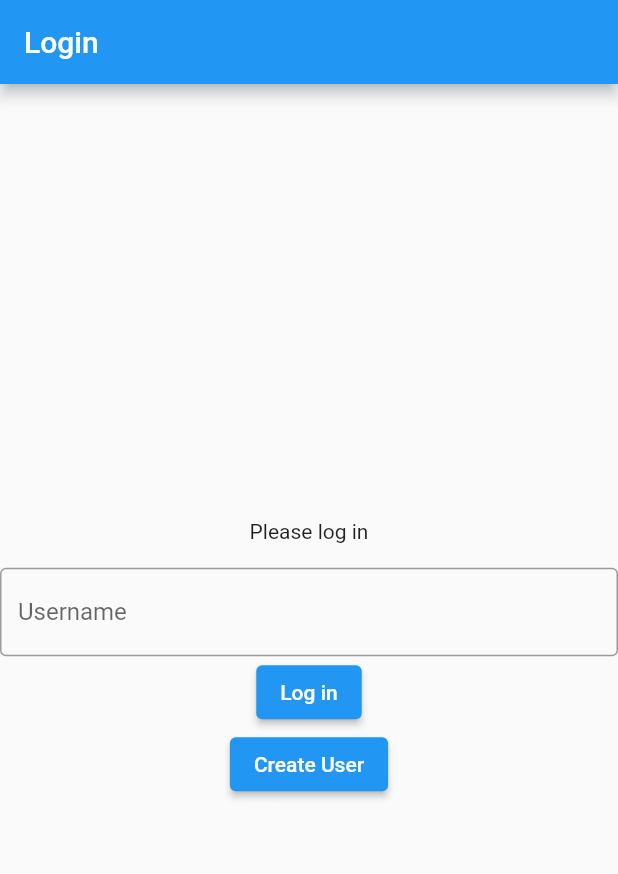
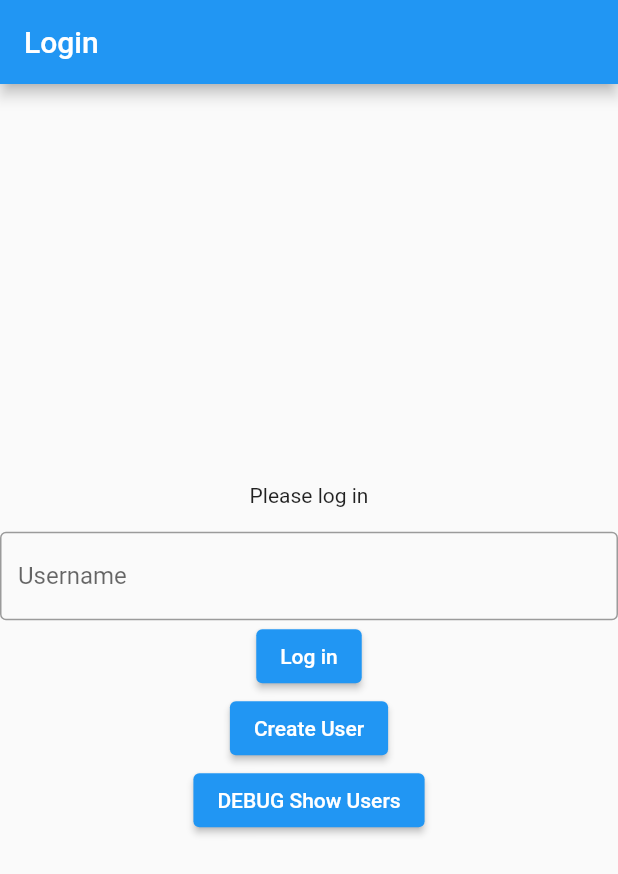
Before and after one commit to mason-porter/smart-health-project, a Flutter app: the screen it shows after launch, on a phone screen of 412 x 824 dp. Shown: the top 874 px of the screen. Run offline on Flutter 3.47's test engine with Material 2 defaults, Android fonts, the phone set to English and light mode, and no system bars; our stand-ins replace fluttertoast, just_audio, percent_indicator, sqflite; missing offline and left inert: record, simple_ripple_animation; accounts and stored records are empty.

Commit message:
Database functionality cont.
Data can now transmit between the root application and the child widgets.

```diff
--- a/SpeechRecorder/lib/main.dart
+++ b/SpeechRecorder/lib/main.dart
@@ -25,6 +25,7 @@ class EntryRootState0 extends State<EntryRoot> {
   }
 
   int _loggedUserId = -1;
+  String _loggedUserName = "";
 
   @override
   Widget build(BuildContext context) {
@@ -36,13 +37,18 @@ class EntryRootState0 extends State<EntryRoot> {
       initialRoute: LoginPage.routeName, // set initial route to LoginPage
       routes: {
         LoginPage.routeName: (context) => LoginPage(
+            db: dbHelper,
+            idCallback: (val) => {
+                  setState(() => {_loggedUserId = val}),
+                  debugPrint("MID: " + val.toString()),
+                },
+            nameCallback: (val) => {
+                  setState(() => {_loggedUserName = val})
+                }),
+        MainTabMenu.routeName: (context) => MainTabMenu(
               db: dbHelper,
-              idCallback: (val) => {
-                setState(() => {_loggedUserId = val}),
-                debugPrint("MID: " + val.toString()),
-              },
+              uname: _loggedUserName,
             ),
-        MainTabMenu.routeName: (context) => const MainTabMenu(),
       },
     );
   }
--- a/SpeechRecorder/lib/screens/login_page.dart
+++ b/SpeechRecorder/lib/screens/login_page.dart
@@ -5,13 +5,19 @@ import '../services/database/database.dart';
 import 'dart:async';
 
 typedef void IntCallback(int val);
+typedef void StringCallback(String val);
 
 class LoginPage extends StatelessWidget {
   static const routeName = '/login';
   final DatabaseHelper db;
   final IntCallback idCallback;
+  final StringCallback nameCallback;
 
-  LoginPage({required this.db, required this.idCallback, Key? key})
+  LoginPage(
+      {required this.db,
+      required this.idCallback,
+      required this.nameCallback,
+      Key? key})
       : super(key: key);
 
   final unameControl = TextEditingController();
@@ -40,9 +46,13 @@ class LoginPage extends StatelessWidget {
                 // simulate successful login
                 int id = await db.searchIdByUser(unameControl.text);
                 if (id != -1) {
-                  idCallback(id);
-                  Navigator.pushReplacementNamed(
-                      context, MainTabMenu.routeName);
+                  String uname = await db.searchUserById(id);
+                  if (uname != "XX2X") {
+                    idCallback(id);
+                    nameCallback(uname);
+                    Navigator.pushReplacementNamed(
+                        context, MainTabMenu.routeName);
+                  }
                 }
               },
               child: const Text('Log in'),
@@ -70,6 +80,15 @@ class LoginPage extends StatelessWidget {
                 );
               },
             ),
+            ElevatedButton(
+                child: const Text('DEBUG Show Users'),
+                onPressed: () async {
+                  Future<List<User>> fUsers = db.getUsers();
+                  List<User> users = await fUsers;
+                  for (User user in users) {
+                    debugPrint(user.toString());
+                  }
+                }),
           ],
         ),
       ),
--- a/SpeechRecorder/lib/screens/tab_menu.dart
+++ b/SpeechRecorder/lib/screens/tab_menu.dart
@@ -1,10 +1,13 @@
 import 'package:flutter/material.dart';
 import 'record_widget.dart';
+import '../services/database/database.dart';
 
 class MainTabMenu extends StatelessWidget {
   static const routeName = '/main';
-
-  const MainTabMenu({Key? key}) : super(key: key);
+  final DatabaseHelper db;
+  final String uname;
+  const MainTabMenu({required this.db, required this.uname, Key? key})
+      : super(key: key);
 
   @override
   Widget build(BuildContext context) {
@@ -14,7 +17,7 @@ class MainTabMenu extends StatelessWidget {
         initialIndex: 1,
         child: Scaffold(
           appBar: AppBar(
-            title: const Text('Insert App Name Here'),
+            title: Text("Hello, " + uname),
             bottom: const TabBar(
               tabs: [
                 Tab(text: 'History', icon: Icon(Icons.history)),
```
Also changed, not shown: SpeechRecorder/lib/services/database/database.dart (+22 -0 lines).
